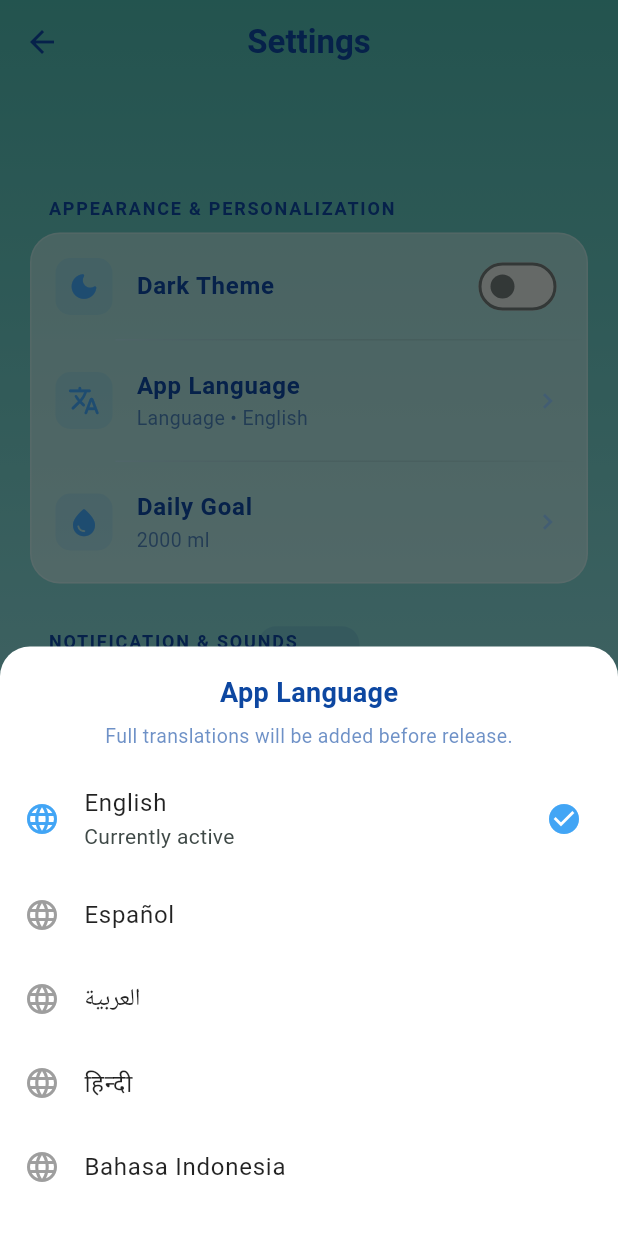
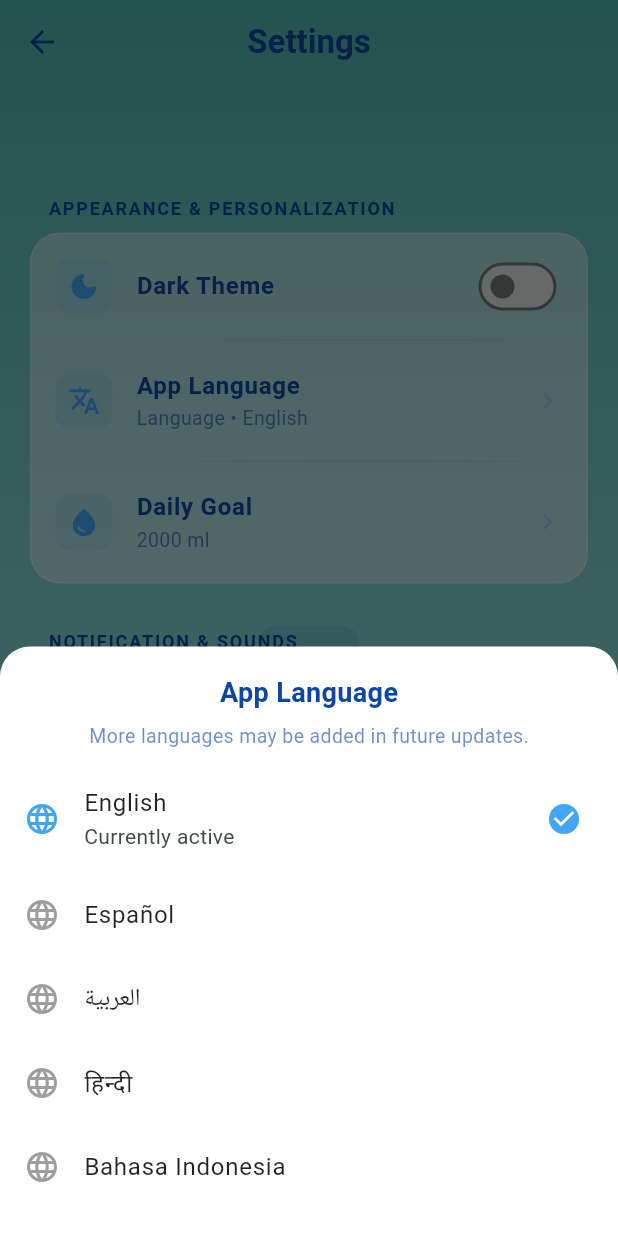
Before and after one commit to slnova-Dev/stay_hydro, a Flutter app: the SettingsScreen screen opened directly with empty values, after a tap on "App Language", on a phone screen of 412 x 824 dp. Run offline on Flutter 3.47's test engine with Material 3 defaults, Android fonts, the phone set to English and light mode, and no system bars; our stand-ins replace firebase_core, flutter_local_notifications, flutter_svg, shared_preferences, timezone; missing offline and left inert: android_intent_plus; accounts and stored records are empty.

Commit message:
Update language selector card subtitle info

```diff
--- a/lib/core/app_strings.dart
+++ b/lib/core/app_strings.dart
@@ -92,7 +92,7 @@ class AppStrings {
       'moreLanguagesComingSoon': 'More languages coming soon',
       'currentlyActive': 'Currently active',
       'fullTranslationsBeforeRelease':
-          'Full translations will be added before release.',
+          'More languages may be added in future updates.',
       'pauseHydrationReminders': 'Pause hydration reminders',
       'selectDailyGoal': 'Select Daily Goal',
       'dailyGoalUpdated': 'Daily goal updated to',
@@ -1358,7 +1358,7 @@ class AppStrings {
       'Stay hydrated.';
 
   static const String fullTranslationsBeforeRelease =
-      'Full translations will be added before release.';
+      'More languages may be added in future updates.';
 
   static const String currentlyActive = 'Currently active';
 
```
